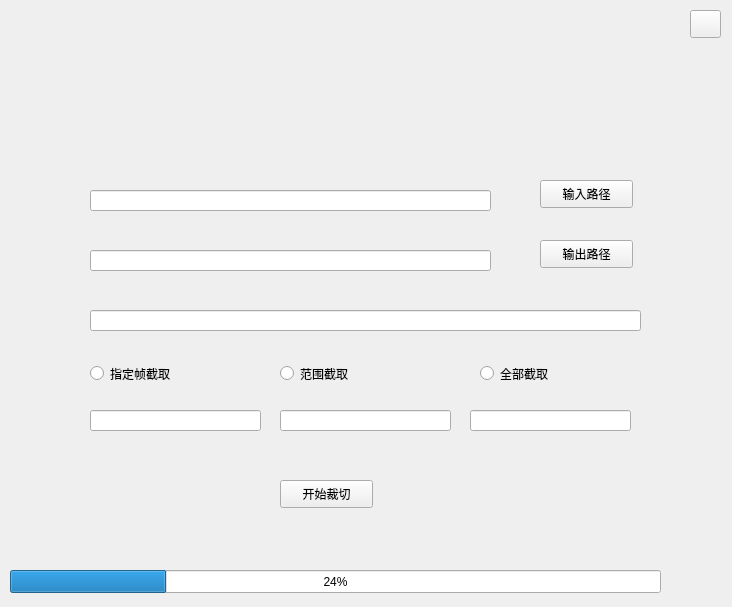
Above: ffmpeg_video_cut/gui/ui/process.ui from JHC000abc/ffmpeg_video_cut before the change. Below: the same form after it.
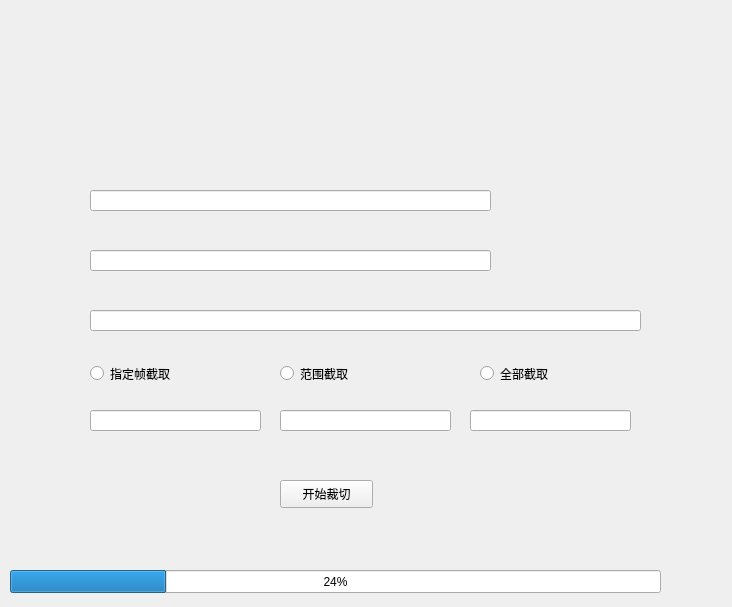
That is the form after the change. Icons and pictures are not drawn.

Commit message: 增加输入框检测条件,隐藏提示框标题栏，增加置顶功能，增加图标

The edit to the form file:
```diff
--- a/ffmpeg_video_cut/gui/ui/process.ui
+++ b/ffmpeg_video_cut/gui/ui/process.ui
@@ -26,27 +26,35 @@
   <widget class="QPushButton" name="pushButton_in">
    <property name="geometry">
     <rect>
-     <x>540</x>
+     <x>520</x>
      <y>180</y>
-     <width>93</width>
+     <width>31</width>
      <height>28</height>
     </rect>
    </property>
+   <property name="styleSheet">
+    <string notr="true">border-image: url(:/img/folder_open_fill.png);
+border:None;</string>
+   </property>
    <property name="text">
-    <string>输入路径</string>
+    <string/>
    </property>
   </widget>
   <widget class="QPushButton" name="pushButton_out">
    <property name="geometry">
     <rect>
-     <x>540</x>
+     <x>520</x>
      <y>240</y>
-     <width>93</width>
-     <height>28</height>
+     <width>31</width>
+     <height>31</height>
     </rect>
    </property>
+   <property name="styleSheet">
+    <string notr="true">border-image: url(:/img/folder_open_fill.png);
+border:None;</string>
+   </property>
    <property name="text">
-    <string>输出路径</string>
+    <string/>
    </property>
   </widget>
   <widget class="QLineEdit" name="lineEdit_out">
@@ -174,7 +182,25 @@
     </rect>
    </property>
    <property name="styleSheet">
-    <string notr="true">border-image: url(:/img/close_fill.png);</string>
+    <string notr="true">border-image: url(:/img/close_fill.png);
+border:None;</string>
+   </property>
+   <property name="text">
+    <string/>
+   </property>
+  </widget>
+  <widget class="QPushButton" name="pushButton_top">
+   <property name="geometry">
+    <rect>
+     <x>10</x>
+     <y>10</y>
+     <width>31</width>
+     <height>28</height>
+    </rect>
+   </property>
+   <property name="styleSheet">
+    <string notr="true">border-image: url(:/img/pin_fill.png);
+border:None;</string>
    </property>
    <property name="text">
     <string/>
```
Left out of the diff: 3 changed lines with no effect on the pictures. The commit also changes 14 other files.
